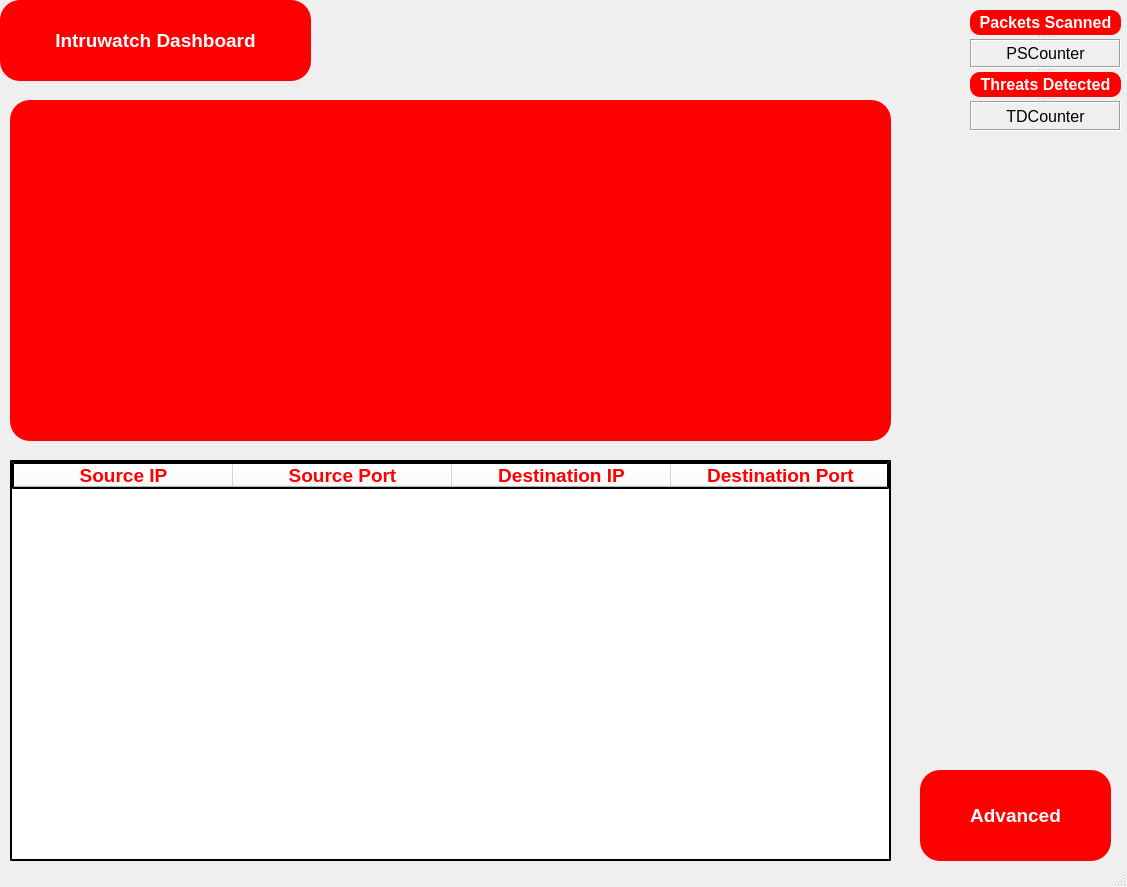
Qt form Frontend/Dashboard.ui (Tyler-Wagner/SHSU-App) before a commit.
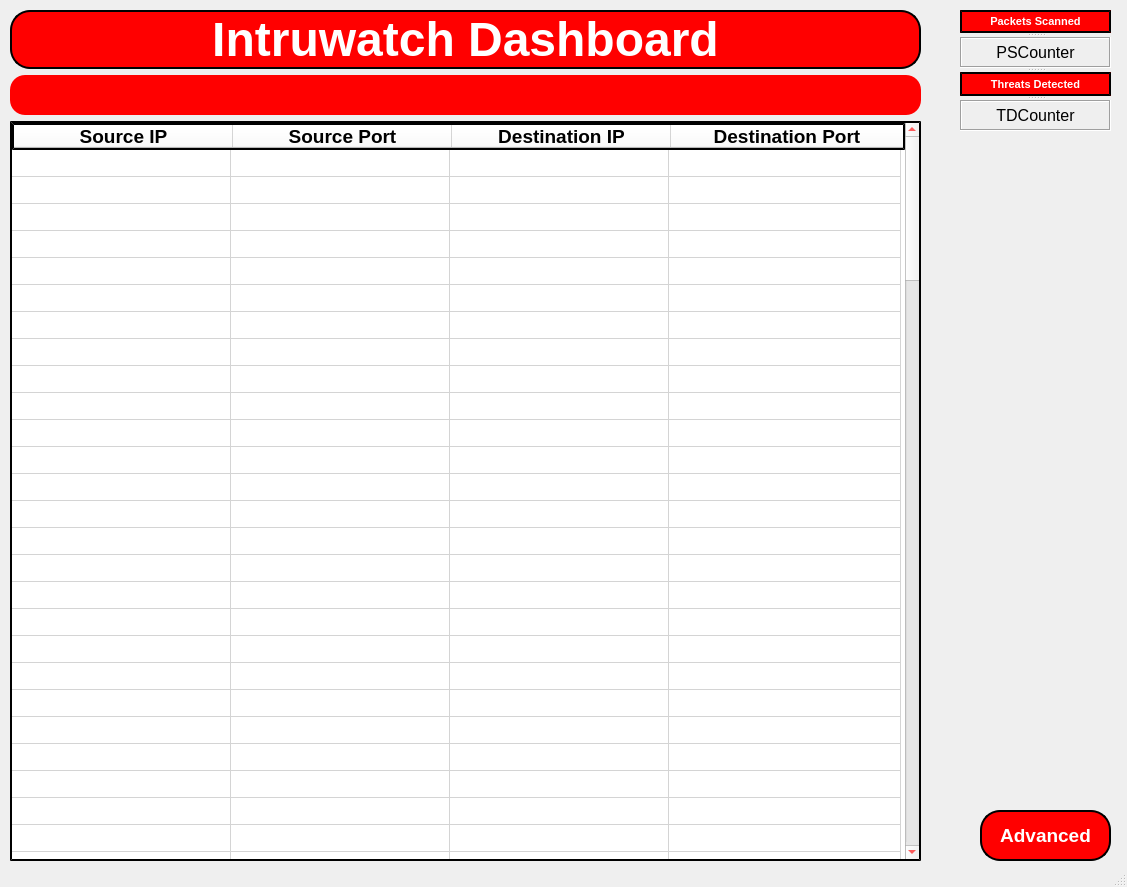
The same form after that commit. Icons and pictures are not drawn.

What changed in the file:
```diff
--- a/Frontend/Dashboard.ui
+++ b/Frontend/Dashboard.ui
@@ -23,57 +23,13 @@
    <bool>true</bool>
   </property>
   <widget class="QWidget" name="centralwidget">
-   <widget class="QLabel" name="label">
-    <property name="enabled">
-     <bool>true</bool>
-    </property>
-    <property name="geometry">
-     <rect>
-      <x>0</x>
-      <y>0</y>
-      <width>311</width>
-      <height>81</height>
-     </rect>
-    </property>
-    <property name="font">
-     <font>
-      <pointsize>14</pointsize>
-      <weight>75</weight>
-      <italic>false</italic>
-      <bold>true</bold>
-     </font>
-    </property>
-    <property name="autoFillBackground">
-     <bool>false</bool>
-    </property>
-    <property name="styleSheet">
-     <string notr="true">color:rgb(255, 255, 255);
-background-color: rgb(255, 0, 0);
-border : 2px outsetblack;
-font: bold 14pt;
-border-radius: 20px;
-</string>
-    </property>
-    <property name="frameShape">
-     <enum>QFrame::NoFrame</enum>
-    </property>
-    <property name="frameShadow">
-     <enum>QFrame::Plain</enum>
-    </property>
-    <property name="text">
-     <string>Intruwatch Dashboard</string>
-    </property>
-    <property name="alignment">
-     <set>Qt::AlignCenter</set>
-    </property>
-   </widget>
    <widget class="QPushButton" name="pushButton">
     <property name="geometry">
      <rect>
-      <x>920</x>
-      <y>770</y>
-      <width>191</width>
-      <height>91</height>
+      <x>980</x>
+      <y>810</y>
+      <width>131</width>
+      <height>51</height>
      </rect>
     </property>
     <property name="font">
@@ -85,87 +41,29 @@
      </font>
     </property>
     <property name="styleSheet">
-     <string notr="true">color:rgb(255, 255, 255);
-background-color: rgb(255, 0, 0);
-border : 2px outsetblack;
+     <string notr="true">QPushButton{
+border: 2px outset black;
+background:red;
+color: white;
 font: bold 14pt;
-border-radius: 20px;</string>
+border-radius: 20px;
+}
+
+QPushButton:pressed{
+border: 2px outset black;
+background:white;
+color: black;
+font: bold 14pt;
+}</string>
     </property>
     <property name="text">
      <string>Advanced</string>
     </property>
    </widget>
-   <widget class="QTableWidget" name="tableWidget">
-    <property name="geometry">
-     <rect>
-      <x>10</x>
-      <y>460</y>
-      <width>881</width>
-      <height>401</height>
-     </rect>
-    </property>
-    <property name="styleSheet">
-     <string notr="true">border: 2px outset black;
-background:white;
-color: red;
-font: bold 14pt;
-</string>
-    </property>
-    <property name="frameShape">
-     <enum>QFrame::Box</enum>
-    </property>
-    <property name="frameShadow">
-     <enum>QFrame::Plain</enum>
-    </property>
-    <property name="autoScroll">
-     <bool>false</bool>
-    </property>
-    <property name="autoScrollMargin">
-     <number>10</number>
-    </property>
-    <property name="showGrid">
-     <bool>true</bool>
-    </property>
-    <attribute name="horizontalHeaderDefaultSectionSize">
-     <number>219</number>
-    </attribute>
-    <attribute name="horizontalHeaderStretchLastSection">
-     <bool>true</bool>
-    </attribute>
-    <attribute name="verticalHeaderVisible">
-     <bool>false</bool>
-    </attribute>
-    <attribute name="verticalHeaderCascadingSectionResizes">
-     <bool>false</bool>
-    </attribute>
-    <attribute name="verticalHeaderDefaultSectionSize">
-     <number>23</number>
-    </attribute>
-    <column>
-     <property name="text">
-      <string>Source IP</string>
-     </property>
-    </column>
-    <column>
-     <property name="text">
-      <string>Source Port</string>
-     </property>
-    </column>
-    <column>
-     <property name="text">
-      <string>Destination IP</string>
-     </property>
-    </column>
-    <column>
-     <property name="text">
-      <string>Destination Port</string>
-     </property>
-    </column>
-   </widget>
    <widget class="QSplitter" name="splitter">
     <property name="geometry">
      <rect>
-      <x>970</x>
+      <x>960</x>
       <y>10</y>
       <width>151</width>
       <height>121</height>
@@ -177,18 +75,21 @@
     <widget class="QLabel" name="label_2">
      <property name="font">
       <font>
-       <pointsize>12</pointsize>
+       <pointsize>8</pointsize>
        <weight>75</weight>
        <italic>false</italic>
        <bold>true</bold>
       </font>
      </property>
      <property name="styleSheet">
-      <string notr="true">color:rgb(255, 255, 255);
-background-color: rgb(255, 0, 0);
-border : 2px outsetblack;
-font: bold 12pt;
-border-radius: 10px;</string>
+      <string notr="true">QLabel{
+border: 2px outset black;
+background:red;
+color: white;
+font: bold 8pt;
+border-radius: 20px;
+}
+</string>
      </property>
      <property name="frameShape">
       <enum>QFrame::NoFrame</enum>
@@ -234,18 +135,21 @@
     <widget class="QLabel" name="label_3">
      <property name="font">
       <font>
-       <pointsize>12</pointsize>
+       <pointsize>8</pointsize>
        <weight>75</weight>
        <italic>false</italic>
        <bold>true</bold>
       </font>
      </property>
      <property name="styleSheet">
-      <string notr="true">color:rgb(255, 255, 255);
-background-color: rgb(255, 0, 0);
-border : 2px outsetblack;
-font: bold 12pt;
-border-radius: 10px;</string>
+      <string notr="true">QLabel{
+border: 2px outset black;
+background:red;
+color: white;
+font: bold 8pt;
+border-radius: 20px;
+}
+</string>
      </property>
      <property name="frameShape">
       <enum>QFrame::NoFrame</enum>
@@ -289,41 +193,283 @@
      </property>
     </widget>
    </widget>
-   <widget class="QFrame" name="frame">
+   <widget class="QWidget" name="">
     <property name="geometry">
      <rect>
       <x>10</x>
-      <y>100</y>
-      <width>881</width>
-      <height>341</height>
+      <y>10</y>
+      <width>911</width>
+      <height>851</height>
      </rect>
     </property>
-    <property name="styleSheet">
-     <string notr="true">color:rgb(255, 255, 255);
-background-color: rgb(255, 0, 0);
-border : 2px outsetblack;
-font: bold 14pt;
+    <layout class="QVBoxLayout" name="verticalLayout">
+     <item>
+      <widget class="QLabel" name="label">
+       <property name="enabled">
+        <bool>true</bool>
+       </property>
+       <property name="font">
+        <font>
+         <pointsize>36</pointsize>
+         <weight>75</weight>
+         <italic>false</italic>
+         <bold>true</bold>
+        </font>
+       </property>
+       <property name="autoFillBackground">
+        <bool>false</bool>
+       </property>
+       <property name="styleSheet">
+        <string notr="true">QLabel{
+border: 2px outset black;
+background:red;
+color: white;
+font: bold 36pt;
 border-radius: 20px;
+}
 </string>
-    </property>
-    <property name="frameShape">
-     <enum>QFrame::StyledPanel</enum>
-    </property>
-    <property name="frameShadow">
-     <enum>QFrame::Raised</enum>
-    </property>
-    <layout class="QHBoxLayout" name="horizontalLayout">
-     <item>
-      <widget class="QLabel" name="label_6">
+       </property>
+       <property name="frameShape">
+        <enum>QFrame::NoFrame</enum>
+       </property>
+       <property name="frameShadow">
+        <enum>QFrame::Plain</enum>
+       </property>
        <property name="text">
-        <string/>
+        <string>Intruwatch Dashboard</string>
        </property>
-       <property name="pixmap">
-        <pixmap>../../../Pictures/Generic.png</pixmap>
+       <property name="alignment">
+        <set>Qt::AlignCenter</set>
        </property>
-       <property name="scaledContents">
+      </widget>
+     </item>
+     <item>
+      <widget class="QFrame" name="frame">
+       <property name="styleSheet">
+        <string notr="true">color:rgb(255, 255, 255);
+background-color: rgb(255, 0, 0);
+border : 2px outsetblack;
+font: bold 14pt;
+border-radius: 15px;
+</string>
+       </property>
+       <property name="frameShape">
+        <enum>QFrame::StyledPanel</enum>
+       </property>
+       <property name="frameShadow">
+        <enum>QFrame::Plain</enum>
+       </property>
+       <layout class="QHBoxLayout" name="horizontalLayout">
+        <item>
+         <widget class="QLabel" name="Graph">
+          <property name="text">
+           <string/>
+          </property>
+          <property name="pixmap">
+           <pixmap>../../../Pictures/Generic.png</pixmap>
+          </property>
+          <property name="scaledContents">
+           <bool>true</bool>
+          </property>
+         </widget>
+        </item>
+       </layout>
+      </widget>
+     </item>
+     <item>
+      <widget class="QTableWidget" name="tableWidget">
+       <property name="styleSheet">
+        <string notr="true">
+border: 2px outset black;
+background:white;
+color: black;
+font: bold 14pt;
+
+
+
+</string>
+       </property>
+       <property name="frameShape">
+        <enum>QFrame::Box</enum>
+       </property>
+       <property name="frameShadow">
+        <enum>QFrame::Plain</enum>
+       </property>
+       <property name="autoScroll">
+        <bool>false</bool>
+       </property>
+       <property name="autoScrollMargin">
+        <number>10</number>
+       </property>
+       <property name="showGrid">
         <bool>true</bool>
        </property>
+       <property name="rowCount">
+        <number>128</number>
+       </property>
+       <attribute name="horizontalHeaderDefaultSectionSize">
+        <number>219</number>
+       </attribute>
+       <attribute name="horizontalHeaderStretchLastSection">
+        <bool>true</bool>
+       </attribute>
+       <attribute name="verticalHeaderVisible">
+        <bool>false</bool>
+       </attribute>
+       <attribute name="verticalHeaderCascadingSectionResizes">
+        <bool>false</bool>
+       </attribute>
+       <attribute name="verticalHeaderDefaultSectionSize">
+        <number>23</number>
+       </attribute>
+       <row/>
+       <row/>
+       <row/>
+       <row/>
+       <row/>
+       <row/>
+       <row/>
+       <row/>
+       <row/>
+       <row/>
+       <row/>
+       <row/>
+       <row/>
+       <row/>
+       <row/>
+       <row/>
+       <row/>
+       <row/>
+       <row/>
+       <row/>
+       <row/>
+       <row/>
+       <row/>
+       <row/>
+       <row/>
+       <row/>
+       <row/>
+       <row/>
+       <row/>
+       <row/>
+       <row/>
+       <row/>
+       <row/>
+       <row/>
+       <row/>
+       <row/>
+       <row/>
+       <row/>
+       <row/>
+       <row/>
+       <row/>
+       <row/>
+       <row/>
+       <row/>
+       <row/>
+       <row/>
+       <row/>
+       <row/>
+       <row/>
+       <row/>
+       <row/>
+       <row/>
+       <row/>
+       <row/>
+       <row/>
+       <row/>
+       <row/>
+       <row/>
+       <row/>
+       <row/>
+       <row/>
+       <row/>
+       <row/>
+       <row/>
+       <row/>
+       <row/>
+       <row/>
+       <row/>
+       <row/>
+       <row/>
+       <row/>
+       <row/>
+       <row/>
+       <row/>
+       <row/>
+       <row/>
+       <row/>
+       <row/>
+       <row/>
+       <row/>
+       <row/>
+       <row/>
+       <row/>
+       <row/>
+       <row/>
+       <row/>
+       <row/>
+       <row/>
+       <row/>
+       <row/>
+       <row/>
+       <row/>
+       <row/>
+       <row/>
+       <row/>
+       <row/>
+       <row/>
+       <row/>
+       <row/>
+       <row/>
+       <row/>
+       <row/>
+       <row/>
+       <row/>
+       <row/>
+       <row/>
+       <row/>
+       <row/>
+       <row/>
+       <row/>
+       <row/>
+       <row/>
+       <row/>
+       <row/>
+       <row/>
+       <row/>
+       <row/>
+       <row/>
+       <row/>
+       <row/>
+       <row/>
+       <row/>
+       <row/>
+       <row/>
+       <row/>
+       <row/>
+       <row/>
+       <row/>
+       <column>
+        <property name="text">
+         <string>Source IP</string>
+        </property>
+       </column>
+       <column>
+        <property name="text">
+         <string>Source Port</string>
+        </property>
+       </column>
+       <column>
+        <property name="text">
+         <string>Destination IP</string>
+        </property>
+       </column>
+       <column>
+        <property name="text">
+         <string>Destination Port</string>
+        </property>
+       </column>
       </widget>
      </item>
     </layout>
```
